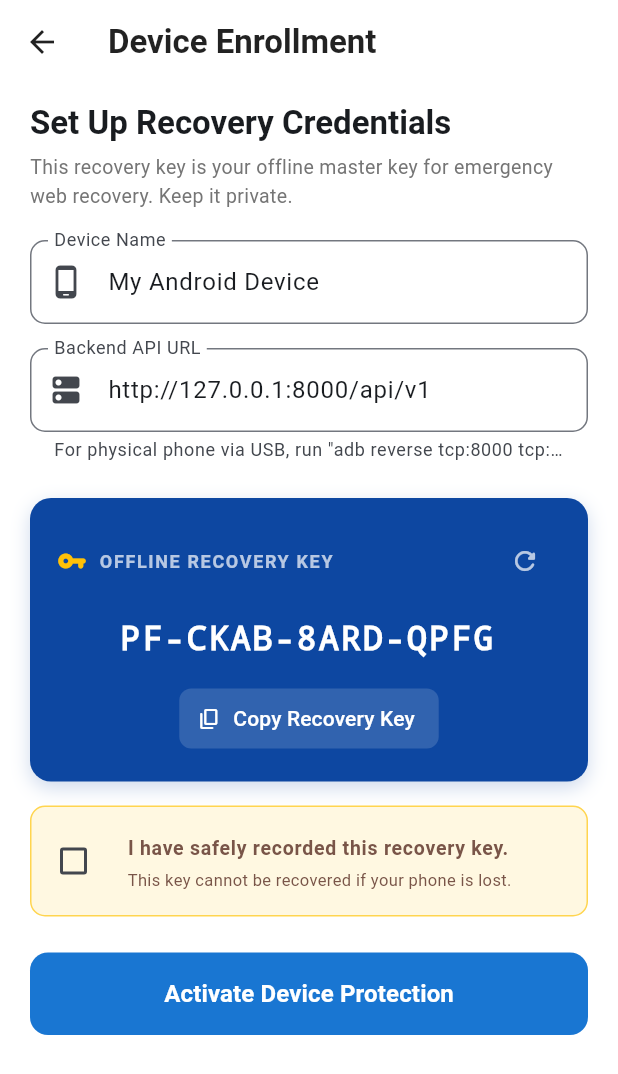
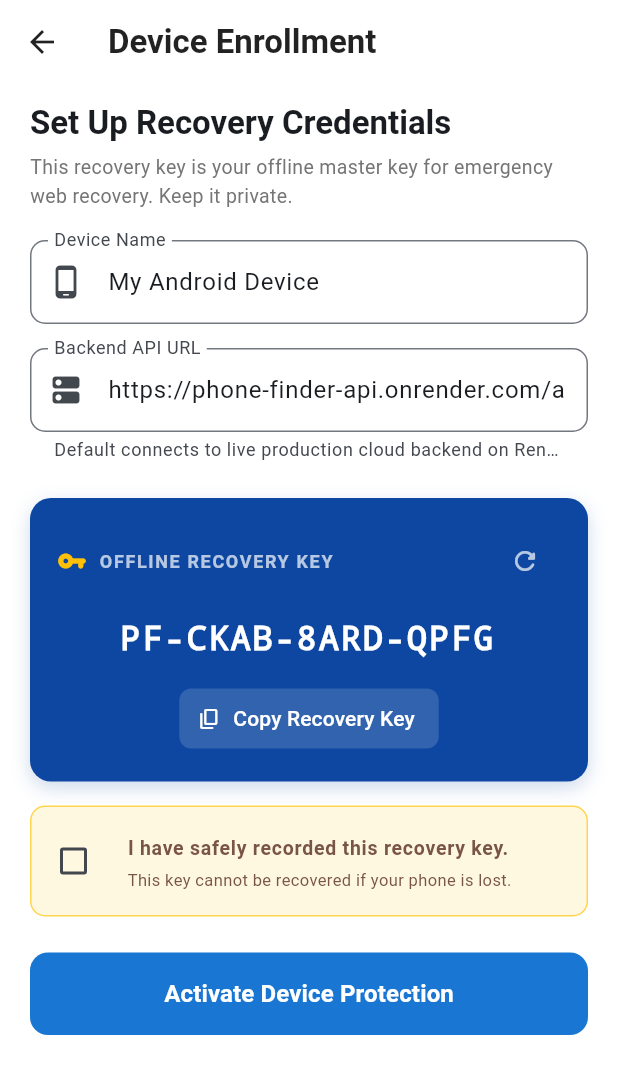
Before and after one commit to temesgenzelalem/phone_finder-, a Flutter app: the EnrollmentScreen screen opened directly, on a phone screen of 412 x 824 dp. Shown: the top 1074 px of the screen. Run offline on Flutter 3.47's test engine with Material 3 defaults, Android fonts, the phone set to English and light mode, and no system bars; our stand-ins replace flutter_secure_storage, permission_handler, shared_preferences; accounts and stored records are empty.

Commit message:
fix(app): prefill live Render backend API URL by default on enrollment screen

```diff
--- a/app/lib/screens/enrollment_screen.dart
+++ b/app/lib/screens/enrollment_screen.dart
@@ -15,7 +15,7 @@ class EnrollmentScreen extends StatefulWidget {
 class _EnrollmentScreenState extends State<EnrollmentScreen> {
   final _formKey = GlobalKey<FormState>();
   final _deviceNameController = TextEditingController(text: 'My Android Device');
-  final _baseUrlController = TextEditingController(text: 'http://127.0.0.1:8000/api/v1');
+  final _baseUrlController = TextEditingController(text: 'https://phone-finder-api.onrender.com/api/v1');
 
   late String _recoveryKey;
   bool _hasSavedKey = false;
@@ -29,6 +29,11 @@ class _EnrollmentScreenState extends State<EnrollmentScreen> {
     super.initState();
     _apiService = ApiService(_storageService);
     _recoveryKey = RecoveryKeyGenerator.generate();
+    _storageService.getApiBaseUrl().then((url) {
+      if (mounted && url.isNotEmpty) {
+        _baseUrlController.text = url;
+      }
+    });
   }
 
   @override
@@ -192,13 +197,13 @@ class _EnrollmentScreenState extends State<EnrollmentScreen> {
                 ),
                 const SizedBox(height: 16),
 
-                // API Base URL Field (with ADB reverse note)
+                // API Base URL Field (Live Cloud Backend)
                 TextFormField(
                   controller: _baseUrlController,
                   decoration: InputDecoration(
                     labelText: 'Backend API URL',
-                    hintText: 'http://127.0.0.1:8000/api/v1',
-                    helperText: 'For physical phone via USB, run "adb reverse tcp:8000 tcp:8000"',
+                    hintText: 'https://phone-finder-api.onrender.com/api/v1',
+                    helperText: 'Default connects to live production cloud backend on Render',
                     border: OutlineInputBorder(borderRadius: BorderRadius.circular(10)),
                     prefixIcon: const Icon(Icons.dns_rounded),
                   ),
```
